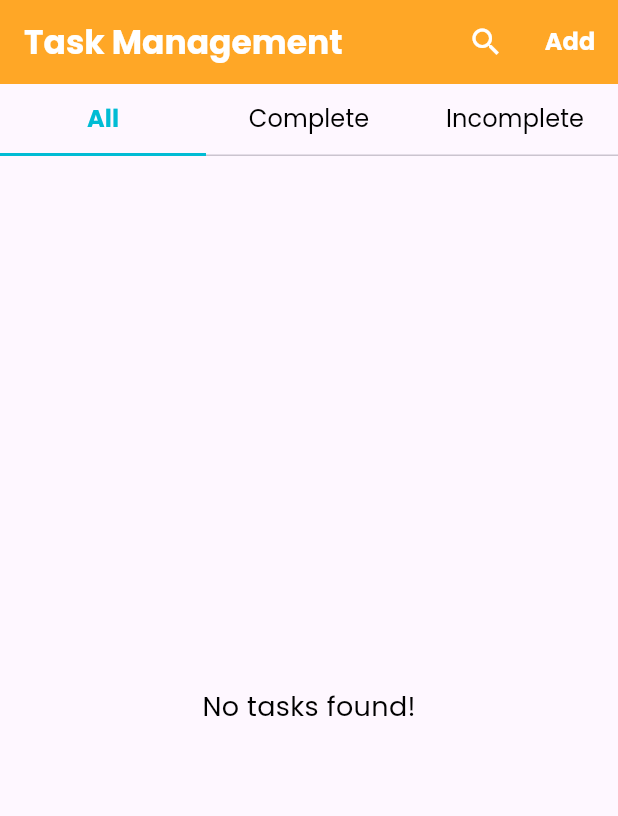
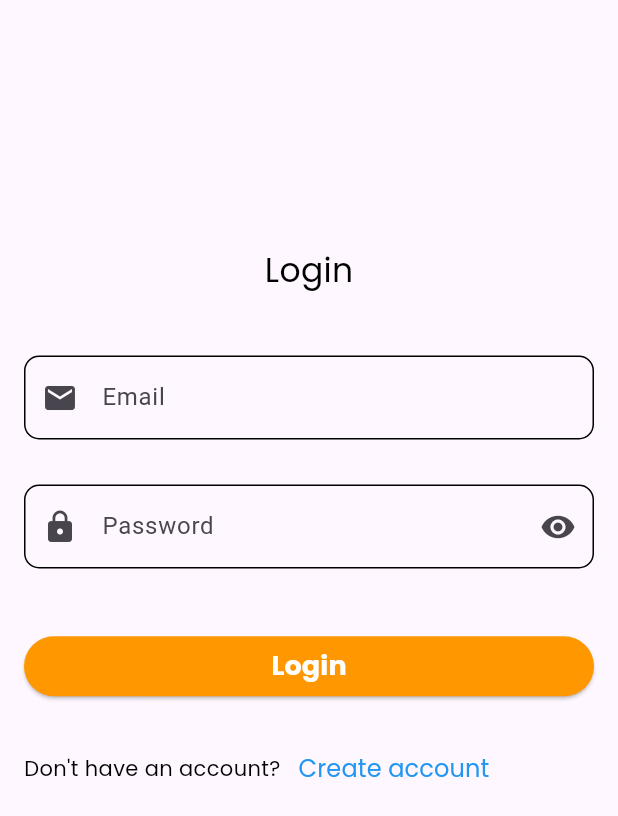
Before and after one commit to ambujpal/task-management, a Flutter app: the screen it shows after launch, on a phone screen of 412 x 824 dp. Shown: the top 816 px of the screen. Run offline on Flutter 3.47's test engine with Material 3 defaults, Android fonts, the phone set to English and light mode, and no system bars; our stand-ins replace shared_preferences, sqflite; accounts and stored records are empty.

Commit message:
Append signup and login feature

```diff
--- a/lib/database/db_helper.dart
+++ b/lib/database/db_helper.dart
@@ -3,10 +3,13 @@ import 'package:path/path.dart';
 import 'package:path_provider/path_provider.dart';
 import 'package:sqflite/sqflite.dart';
 import 'package:task_management/models/task_model.dart';
+import 'package:task_management/models/user_model.dart';
 
 class DatabaseHelper {
   static const String dbName = "myDatabase.db";
   static const int dbVersion = 1;
+
+  // tasks table
   static const String tableName = "tasks";
   static const String id = "id";
   static const String title = "title";
@@ -14,6 +17,12 @@ class DatabaseHelper {
   static const String status = "status";
   static const String createdDate = "createdDate";
   static const String dueDate = "dueDate";
+
+  // User table
+  static const String userTable = "users";
+  static const String userId = "userId";
+  static const String userName = "userName";
+  static const String userPassword = "userPassword";
 
   static final DatabaseHelper instance = DatabaseHelper();
 
@@ -42,6 +51,36 @@ class DatabaseHelper {
       $dueDate TEXT
     )
   ''');
+
+    await db.execute('''
+      CREATE TABLE $userTable(
+        $userId INTEGER PRIMARY KEY AUTOINCREMENT,
+        $userName TEXT UNIQUE,
+        $userPassword TEXT
+      )
+    ''');
+  }
+
+  //Login Method
+
+  Future<bool> login(Users user) async {
+    final Database db = await initDB();
+
+    // I forgot the password to check
+    var result = await db.rawQuery(
+        "select * from users where userName = '${user.userName}' AND userPassword = '${user.userPassword}'");
+    if (result.isNotEmpty) {
+      return true;
+    } else {
+      return false;
+    }
+  }
+
+  //Sign up
+  Future<int> signup(Users user) async {
+    Database? db = await instance.database;
+
+    return db!.insert('users', user.toMap());
   }
 
   Future<int> insertTask(TaskModel task) async {
--- a/lib/main.dart
+++ b/lib/main.dart
@@ -1,5 +1,7 @@
 import 'package:flutter/material.dart';
 import 'package:provider/provider.dart';
+import 'package:task_management/provider/auth_provider/login_provider.dart';
+import 'package:task_management/provider/auth_provider/signup_provider.dart';
 import 'package:task_management/provider/create_task_provider.dart';
 import 'package:task_management/provider/home_provider.dart';
 import 'package:task_management/provider/splash_provider.dart';
@@ -8,12 +10,17 @@ import 'package:task_management/utils/routes/routes.dart';
 import 'package:task_management/utils/routes/routes_name.dart';
 
 void main() {
-  runApp(MultiProvider(providers: [
-    ChangeNotifierProvider(create: (_) => SplashProvider()),
-    ChangeNotifierProvider(create: (_) => HomeProvider()),
-    ChangeNotifierProvider(create: (_) => CreateTaskProvider()),
-    ChangeNotifierProvider(create: (_) => TaskDetailsProvider()),
-  ], child: const MyApp()));
+  runApp(MultiProvider(
+    providers: [
+      ChangeNotifierProvider(create: (_) => SplashProvider()),
+      ChangeNotifierProvider(create: (_) => LoginProvider()),
+      ChangeNotifierProvider(create: (_) => SignupProvider()),
+      ChangeNotifierProvider(create: (_) => HomeProvider()),
+      ChangeNotifierProvider(create: (_) => CreateTaskProvider()),
+      ChangeNotifierProvider(create: (_) => TaskDetailsProvider()),
+    ],
+    child: const MyApp(),
+  ));
 }
 
 class MyApp extends StatelessWidget {
@@ -28,9 +35,8 @@ class MyApp extends StatelessWidget {
         colorScheme: ColorScheme.fromSeed(seedColor: Colors.deepPurple),
         useMaterial3: true,
       ),
-      initialRoute: RoutesName.wrapScreen,
+      initialRoute: AppRoutesName.splashScreen,
       onGenerateRoute: AppRoutes.generateRoute,
-      // home: const WrapperScreen(),
     );
   }
 }
--- /dev/null
+++ b/lib/models/user_model.dart
@@ -0,0 +1,23 @@
+class Users {
+  final int? userId;
+  final String userName;
+  final String userPassword;
+
+  Users({
+    this.userId,
+    required this.userName,
+    required this.userPassword,
+  });
+
+  factory Users.fromMap(Map<String, dynamic> json) => Users(
+        userId: json["userId"],
+        userName: json["userName"],
+        userPassword: json["userPassword"],
+      );
+
+  Map<String, dynamic> toMap() => {
+        "userId": userId,
+        "userName": userName,
+        "userPassword": userPassword,
+      };
+}
--- /dev/null
+++ b/lib/presentation/login_screen.dart
@@ -0,0 +1,100 @@
+import 'package:flutter/material.dart';
+import 'package:provider/provider.dart';
+import 'package:task_management/presentation/signup_secreen.dart';
+import 'package:task_management/provider/auth_provider/login_provider.dart';
+import 'package:task_management/style/app_text_style.dart';
+import 'package:task_management/widgets/custom_elevated_btn.dart';
+import 'package:task_management/widgets/custom_textformfield.dart';
+
+class LoginScreen extends StatefulWidget {
+  const LoginScreen({super.key});
+
+  @override
+  State<LoginScreen> createState() => _LoginScreenState();
+}
+
+class _LoginScreenState extends State<LoginScreen> {
+  @override
+  Widget build(BuildContext context) {
+    return SafeArea(
+        child: Consumer<LoginProvider>(builder: (context, provider, child) {
+      return Scaffold(
+        body: Padding(
+          padding: const EdgeInsets.symmetric(horizontal: 16.0),
+          child: SingleChildScrollView(
+            child: Column(
+              mainAxisAlignment: MainAxisAlignment.center,
+              crossAxisAlignment: CrossAxisAlignment.center,
+              children: [
+                SizedBox(
+                  height: MediaQuery.of(context).size.height * 0.2,
+                ),
+                Text(
+                  "Login",
+                  style: AppTextStyle.ts18MB.copyWith(fontSize: 22),
+                ),
+                SizedBox(
+                  height: MediaQuery.of(context).size.height * 0.05,
+                ),
+                CustomTextFormField(
+                  controller: provider.emailC,
+                  textInputType: TextInputType.emailAddress,
+                  hintText: "Enter your email",
+                  prefixIcon: Icons.email,
+                  labelText: 'Email',
+                ),
+                const SizedBox(height: 30.0),
+                CustomTextFormField(
+                  controller: provider.passwordC,
+                  obscureText: provider.ishowPassword,
+                  textInputType: TextInputType.number,
+                  labelText: 'Password',
+                  hintText: "Enter your password",
+                  prefixIcon: Icons.lock,
+                  suffixIcon: provider.ishowPassword
+                      ? Icons.visibility
+                      : Icons.visibility_off,
+                  suffixIconOnTap: provider.hidePass,
+                ),
+                SizedBox(
+                  height: MediaQuery.of(context).size.height * 0.05,
+                ),
+                CustomElevatedBtn(
+                  title: "Login",
+                  indicatorColor: Colors.white,
+                  bgColor: Colors.orange,
+                  isLoading: provider.isLoading,
+                  onTap: () async {
+                    provider.loginMethod(context);
+                  },
+                ),
+                const SizedBox(height: 20),
+                Row(
+                  children: [
+                    Text(
+                      "Don't have an account?",
+                      style: AppTextStyle.ts14RB,
+                    ),
+                    TextButton(
+                        onPressed: () {
+                          Navigator.pushReplacement(
+                              context,
+                              MaterialPageRoute(
+                                  builder: (context) => const SignupSecreen()));
+                        },
+                        child: Text(
+                          "Create account",
+                          style:
+                              AppTextStyle.ts16RB.copyWith(color: Colors.blue),
+                        ))
+                  ],
+                ),
+                const SizedBox(height: 30),
+              ],
+            ),
+          ),
+        ),
+      );
+    }));
+  }
+}
--- /dev/null
+++ b/lib/provider/auth_provider/login_provider.dart
@@ -0,0 +1,54 @@
+import 'package:flutter/material.dart';
+import 'package:shared_preferences/shared_preferences.dart';
+import 'package:task_management/database/db_helper.dart';
+import 'package:task_management/models/user_model.dart';
+
+import 'package:task_management/utils/routes/routes_name.dart';
+import 'package:task_management/utils/utils.dart';
+
+class LoginProvider with ChangeNotifier {
+  TextEditingController emailC = TextEditingController();
+  TextEditingController passwordC = TextEditingController();
+  bool _isLoading = false;
+  bool _isShowPassword = true;
+
+  bool get isLoading => _isLoading;
+  bool get ishowPassword => _isShowPassword;
+
+  void hidePass() {
+    _isShowPassword = !_isShowPassword;
+    notifyListeners();
+  }
+
+  Future<dynamic> loginMethod(context) async {
+    _isLoading = true;
+    notifyListeners();
+    try {
+      bool isLogged = await DatabaseHelper.instance
+          .login(Users(userName: emailC.text, userPassword: passwordC.text));
+
+      if (isLogged) {
+        Utils.succesMessage(context, "Login successfully");
+        Navigator.pushReplacementNamed(context, AppRoutesName.homeScreen);
+        saveLoginState();
+        emailC.clear();
+        passwordC.clear();
+      } else {
+        Utils.errorMessage(context, "User does not exist");
+      }
+
+      _isLoading = false;
+      notifyListeners();
+    } catch (e) {
+      Utils.errorMessage(context, e.toString());
+      debugPrint(e.toString());
+      _isLoading = false;
+      notifyListeners();
+    }
+  }
+
+  void saveLoginState() async {
+    SharedPreferences prefs = await SharedPreferences.getInstance();
+    prefs.setBool('isLoggedIn', true);
+  }
+}
--- a/lib/style/app_colors.dart
+++ b/lib/style/app_colors.dart
@@ -5,4 +5,5 @@ class AppColors {
   static Color secondaryColor = Colors.orange.shade400;
   static Color white = Colors.white;
   static Color black = Colors.black;
+  static Color red = Colors.red;
 }
--- a/lib/utils/routes/routes.dart
+++ b/lib/utils/routes/routes.dart
@@ -1,5 +1,7 @@
 import 'package:flutter/material.dart';
 import 'package:task_management/presentation/home_screen.dart';
+import 'package:task_management/presentation/login_screen.dart';
+import 'package:task_management/presentation/signup_secreen.dart';
 import 'package:task_management/presentation/splash_screen.dart';
 import 'package:task_management/presentation/wrapper_screen.dart';
 import 'package:task_management/style/app_text_style.dart';
@@ -8,11 +10,15 @@ import 'package:task_management/utils/routes/routes_name.dart';
 class AppRoutes {
   static Route<dynamic> generateRoute(RouteSettings settings) {
     switch (settings.name) {
-      case RoutesName.wrapScreen:
+      case AppRoutesName.wrapScreen:
         return MaterialPageRoute(builder: (context) => const WrapperScreen());
-      case RoutesName.splashScreen:
+      case AppRoutesName.signupScreen:
+        return MaterialPageRoute(builder: (context) => const SignupSecreen());
+      case AppRoutesName.loginScreen:
+        return MaterialPageRoute(builder: (context) => const LoginScreen());
+      case AppRoutesName.splashScreen:
         return MaterialPageRoute(builder: (context) => const SplashScreen());
-      case RoutesName.homeScreen:
+      case AppRoutesName.homeScreen:
         return MaterialPageRoute(builder: (context) => const HomeScreen());
 
       default:
--- a/lib/utils/routes/routes_name.dart
+++ b/lib/utils/routes/routes_name.dart
@@ -1,5 +1,7 @@
-class RoutesName {
+class AppRoutesName {
   static const String wrapScreen = "wrap_screen";
+  static const String signupScreen = "signup_screen";
+  static const String loginScreen = "login_screen";
   static const String splashScreen = "splash_screen";
   static const String homeScreen = "home_screen";
   static const String taskCreateScreen = "task_create_screen";
--- a/pubspec.yaml
+++ b/pubspec.yaml
@@ -21,7 +21,8 @@ dependencies:
   intl:
   sqflite:
   path_provider:
-  path: ^1.9.0
+  path:
+  shared_preferences:
 
 
 dev_dependencies:
```
Also changed, not shown: lib/presentation/home_screen.dart (+18 -1 lines), lib/presentation/signup_secreen.dart (added, +97 -0 lines), lib/presentation/splash_screen.dart (+7 -0 lines), lib/provider/auth_provider/signup_provider.dart (added, +39 -0 lines), lib/provider/home_provider.dart (+8 -0 lines), lib/provider/splash_provider.dart (+25 -5 lines), pubspec.lock, 1 other file.
